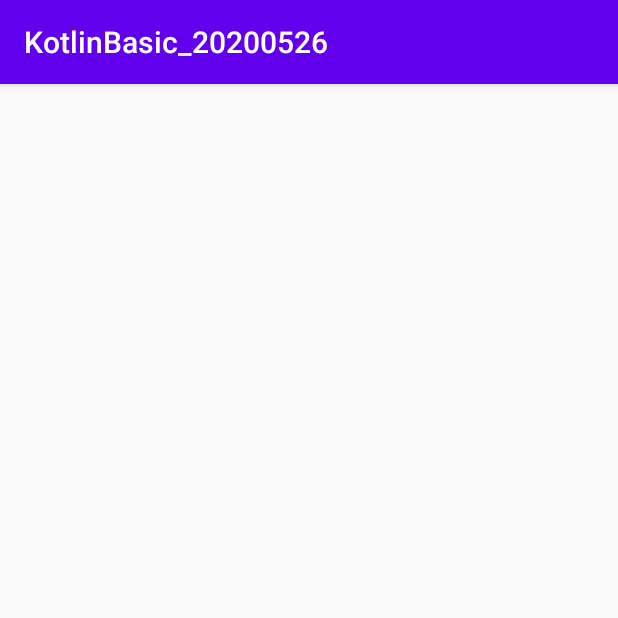
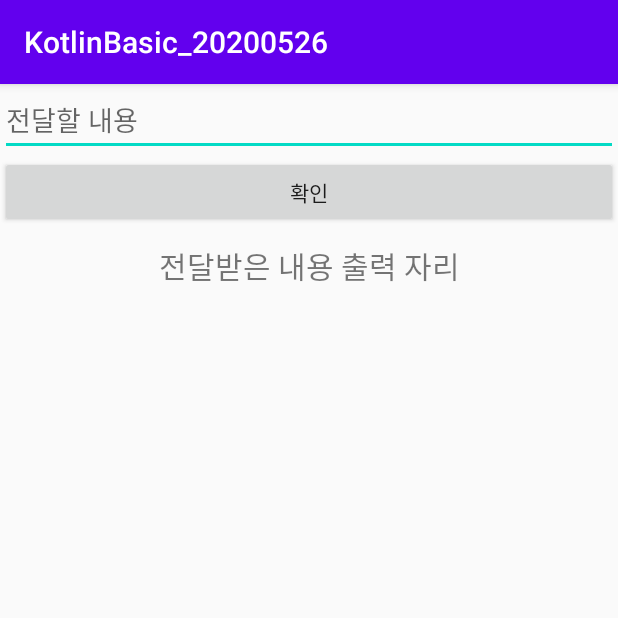
Before and after one commit to meltingshine/KotlinBasic_20200526, an Android app: the screen it shows after launch (MainActivity), on a phone screen of 412 x 824 dp, the top half of it. Run offline under Robolectric (Android 15) with nearby library versions, the phone set to English and light mode, and no system bars.

Commit message:
기초 화면 구성

```diff
--- a/app/src/main/res/layout/activity_main.xml
+++ b/app/src/main/res/layout/activity_main.xml
@@ -7,4 +7,23 @@
     android:layout_height="match_parent"
     tools:context=".MainActivity">
 
+    <EditText
+        android:layout_width="match_parent"
+        android:layout_height="wrap_content"
+        android:hint="전달할 내용"
+        android:singleLine="true"/>
+    <Button
+        android:layout_width="match_parent"
+        android:layout_height="wrap_content"
+        android:text="확인"/>
+
+    <TextView
+        android:layout_width="match_parent"
+        android:layout_height="wrap_content"
+        android:textSize="20sp"
+        android:gravity="center"
+        android:padding="10dp"
+        android:text="전달받은 내용 출력 자리"/>
+
+
 </LinearLayout>
```
